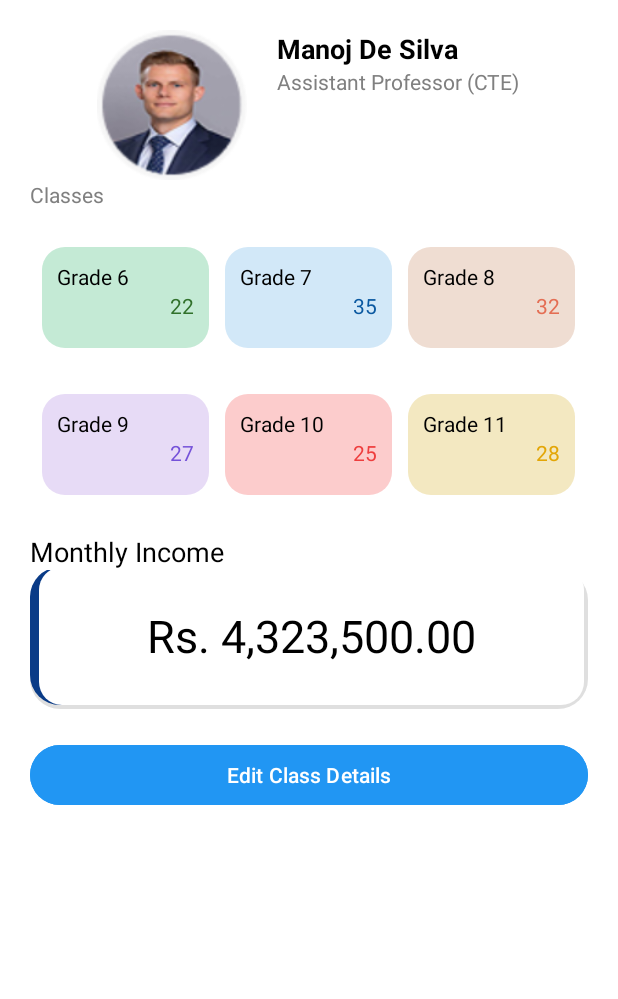
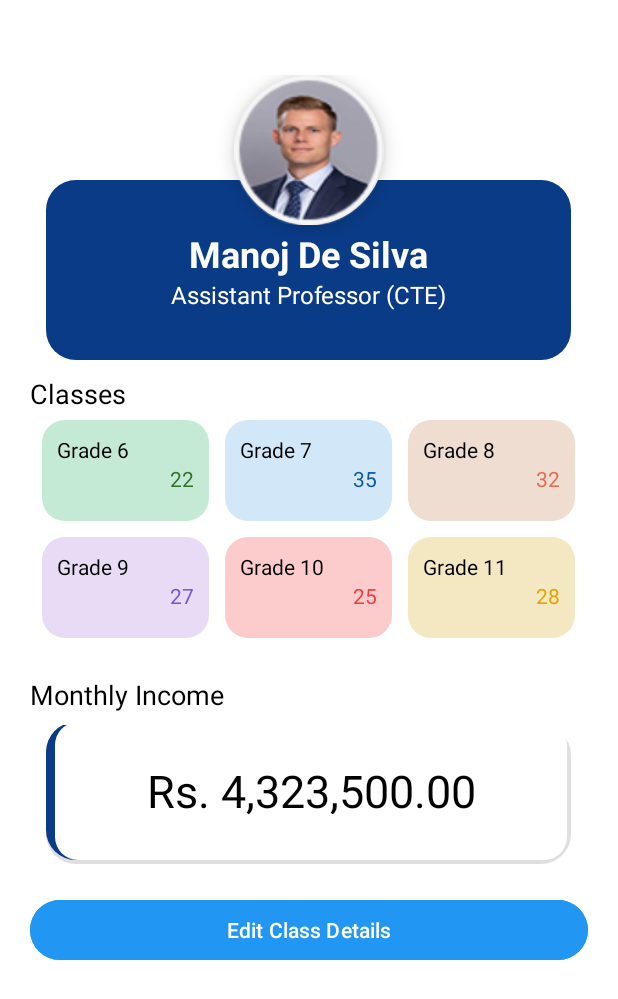
Before and after one commit to MeghanaNuwanthi/Tuition-Class-Management-System, an Android app: the DashboardActivity screen opened directly, with no data from a screen before it, on a phone screen of 412 x 824 dp. Shown: the top 999 px of the screen. Run offline under Robolectric (Android 15) with nearby library versions, the phone set to English and light mode, and no system bars.

Commit message:
edited_dashboard

```diff
--- /dev/null
+++ b/app/src/main/res/drawable/circle_bg.xml
@@ -0,0 +1,4 @@
+<shape xmlns:android="http://schemas.android.com/apk/res/android" android:shape="oval">
+    <solid android:color="@android:color/white"/>
+    <stroke android:width="2dp" android:color="#DADADA"/>
+</shape>
--- /dev/null
+++ b/app/src/main/res/drawable/rounded_bg.xml
@@ -0,0 +1,6 @@
+<shape xmlns:android="http://schemas.android.com/apk/res/android" android:shape="rectangle">
+    <solid android:color="#0A3B87"/>
+    <corners android:radius="20dp"/>
+    <padding android:left="10dp" android:top="10dp" android:right="10dp" android:bottom="10dp"/>
+    <shadow android:radius="10dp" android:dx="0dp" android:dy="5dp" android:color="#40000000"/>
+</shape>
--- a/app/src/main/res/layout/activity_dashboard.xml
+++ b/app/src/main/res/layout/activity_dashboard.xml
@@ -1,152 +1,170 @@
 <?xml version="1.0" encoding="utf-8"?>
 <LinearLayout xmlns:android="http://schemas.android.com/apk/res/android"
     xmlns:tools="http://schemas.android.com/tools"
+    android:layout_height="match_parent"
     android:layout_width="match_parent"
-    android:layout_height="match_parent"
+    android:background="@color/dashboard_background"
     android:orientation="vertical"
     android:padding="20dp"
-    android:background="@color/dashboard_background"
-    tools:context=".DashboardActivity">
+    tools:context=".DashboardActivity" >
 
-    <LinearLayout
+    <RelativeLayout
+        xmlns:android="http://schemas.android.com/apk/res/android"
         android:layout_width="match_parent"
         android:layout_height="wrap_content"
-        android:orientation="horizontal"
-        android:gravity="center_horizontal"
-        android:backgroundTint="@color/background_tint">
+        android:layout_marginTop="30dp"
+        android:gravity="center">
 
+        <!-- Profile Image (Overlapping) -->
         <ImageView
             android:id="@+id/profileImageView"
             android:layout_width="100dp"
             android:layout_height="100dp"
             android:src="@drawable/profile"
-            android:layout_marginEnd="20dp" />
+            android:scaleType="centerCrop"
+            android:background="@drawable/circle_bg"
+            android:elevation="8dp"
+            android:layout_centerHorizontal="true" /> <!-- Moves the image down to overlap -->
 
+        <!-- Background Container -->
         <LinearLayout
-            android:layout_width="wrap_content"
-            android:layout_height="wrap_content"
-            android:orientation="vertical">
+            android:id="@+id/container"
+            android:layout_width="350dp"
+            android:layout_height="120dp"
+            android:orientation="vertical"
+            android:background="@drawable/rounded_bg"
+            android:gravity="center"
+            android:layout_below="@id/profileImageView"
+            android:layout_centerHorizontal="true"
+            android:translationY="-30dp">
 
             <TextView
                 android:id="@+id/nameTextView"
-                android:layout_width="wrap_content"
+                android:layout_width="match_parent"
                 android:layout_height="wrap_content"
                 android:text="Manoj De Silva"
-                android:textColor="@color/black"
-                android:textSize="18sp"
-                android:textStyle="bold" />
+                android:textColor="@color/white"
+                android:gravity="center"
+                android:textSize="24sp"
+                android:textStyle="bold"/>
 
             <TextView
                 android:id="@+id/roleTextView"
-                android:layout_width="wrap_content"
+                android:layout_width="match_parent"
                 android:layout_height="wrap_content"
-                android:text="Assistant Professor (CTE)"
-                android:textColor="@color/gray"
-                android:textSize="14sp" />
+                android:text="Assistant Professor (CSE)"
+                android:gravity="center"
+                android:textColor="@color/white"
+                android:textSize="16sp"/>
 
         </LinearLayout>
 
-    </LinearLayout>
+    </RelativeLayout>
+
+
     <TextView
         android:id="@+id/TextView"
         android:layout_width="match_parent"
         android:layout_height="wrap_content"
         android:text="Classes"
-        android:textColor="@color/gray"
-        android:textSize="14sp" />
+        android:textColor="@color/black"
+        android:layout_marginTop="-20dp"
+        android:textSize="18dp" />
 
 
     <LinearLayout
         android:layout_width="match_parent"
         android:layout_height="wrap_content"
-        android:orientation="horizontal"
-        android:layout_marginTop="20dp"
-        android:gravity="center_horizontal">
+        android:gravity="center_horizontal"
+        android:orientation="horizontal">
 
         <LinearLayout
+            android:id="@+id/g6container"
             android:layout_width="111dp"
             android:layout_height="67dp"
+            android:layout_margin="5dp"
             android:background="@drawable/button_square"
-            android:backgroundTint="@color/grade6_color"
-            android:id="@+id/g6container"
-            android:layout_margin="5dp">
+            android:backgroundTint="@color/grade6_color">
 
             <LinearLayout
                 android:layout_width="match_parent"
                 android:layout_height="match_parent"
-                android:orientation="vertical"
-                android:layout_margin="10dp">
+                android:layout_margin="10dp"
+                android:orientation="vertical">
+
                 <TextView
                     android:layout_width="wrap_content"
                     android:layout_height="wrap_content"
                     android:text="Grade 6"
-                    android:textColor="@color/black"/>
+                    android:textColor="@color/black" />
+
+                <TextView
+                    android:id="@+id/g6count"
+                    android:layout_width="wrap_content"
+                    android:layout_height="wrap_content"
+                    android:layout_gravity="end"
+                    android:text="22"
+                    android:textColor="#31712B" />
+            </LinearLayout>
+        </LinearLayout>
+
+        <LinearLayout
+            android:id="@+id/g7container"
+            android:layout_width="111dp"
+            android:layout_height="67dp"
+            android:layout_margin="5dp"
+            android:background="@drawable/button_square"
+            android:backgroundTint="@color/grade7_color">
+
+            <LinearLayout
+                android:layout_width="match_parent"
+                android:layout_height="match_parent"
+                android:layout_margin="10dp"
+                android:orientation="vertical">
 
                 <TextView
                     android:layout_width="wrap_content"
                     android:layout_height="wrap_content"
+                    android:text="Grade 7"
+                    android:textColor="@color/black" />
+
+                <TextView
+                    android:id="@+id/g7count"
+                    android:layout_width="wrap_content"
+                    android:layout_height="wrap_content"
                     android:layout_gravity="end"
-                    android:text="22"
-                    android:id="@+id/g6count"
-                    android:textColor="#31712B"/>
+                    android:text="35"
+                    android:textColor="#0B59A1" />
             </LinearLayout>
         </LinearLayout>
 
         <LinearLayout
+            android:id="@+id/g8container"
             android:layout_width="111dp"
             android:layout_height="67dp"
+            android:layout_margin="5dp"
             android:background="@drawable/button_square"
-            android:backgroundTint="@color/grade7_color"
-            android:id="@+id/g7container"
-            android:layout_margin="5dp">
+            android:backgroundTint="@color/grade8_color">
 
             <LinearLayout
                 android:layout_width="match_parent"
                 android:layout_height="match_parent"
-                android:orientation="vertical"
-                android:layout_margin="10dp">
-                <TextView
-                    android:layout_width="wrap_content"
-                    android:layout_height="wrap_content"
-                    android:text="Grade 7"
-                    android:textColor="@color/black"/>
+                android:layout_margin="10dp"
+                android:orientation="vertical">
 
                 <TextView
                     android:layout_width="wrap_content"
                     android:layout_height="wrap_content"
-                    android:layout_gravity="end"
-                    android:text="35"
-                    android:id="@+id/g7count"
-                    android:textColor="#0B59A1"/>
-            </LinearLayout>
-        </LinearLayout>
-
-        <LinearLayout
-            android:layout_width="111dp"
-            android:layout_height="67dp"
-            android:backgroundTint="@color/grade8_color"
-            android:background="@drawable/button_square"
-            android:id="@+id/g8container"
-            android:layout_margin="5dp">
-
-            <LinearLayout
-                android:layout_width="match_parent"
-                android:layout_height="match_parent"
-                android:orientation="vertical"
-                android:layout_margin="10dp">
-                <TextView
-                    android:layout_width="wrap_content"
-                    android:layout_height="wrap_content"
                     android:text="Grade 8"
-                    android:textColor="@color/black"/>
+                    android:textColor="@color/black" />
 
                 <TextView
+                    android:id="@+id/g8count"
                     android:layout_width="wrap_content"
                     android:layout_height="wrap_content"
                     android:layout_gravity="end"
                     android:text="32"
-                    android:id="@+id/g8count"
-                    android:textColor="#E46E54"/>
+                    android:textColor="#E46E54" />
             </LinearLayout>
         </LinearLayout>
 
@@ -155,94 +173,96 @@
     <LinearLayout
         android:layout_width="match_parent"
         android:layout_height="wrap_content"
-        android:orientation="horizontal"
-        android:layout_marginTop="20dp"
-        android:gravity="center_horizontal">
+        android:gravity="center_horizontal"
+        android:orientation="horizontal">
 
         <LinearLayout
+            android:id="@+id/g9container"
             android:layout_width="111dp"
             android:layout_height="67dp"
-            android:backgroundTint="@color/grade9_color"
+            android:layout_margin="5dp"
             android:background="@drawable/button_square"
-            android:id="@+id/g9container"
-            android:layout_margin="5dp">
+            android:backgroundTint="@color/grade9_color">
 
             <LinearLayout
                 android:layout_width="match_parent"
                 android:layout_height="match_parent"
-                android:orientation="vertical"
-                android:layout_margin="10dp">
+                android:layout_margin="10dp"
+                android:orientation="vertical">
+
                 <TextView
                     android:layout_width="wrap_content"
                     android:layout_height="wrap_content"
                     android:text="Grade 9"
-                    android:textColor="@color/black"/>
+                    android:textColor="@color/black" />
+
+                <TextView
+                    android:id="@+id/g9count"
+                    android:layout_width="wrap_content"
+                    android:layout_height="wrap_content"
+                    android:layout_gravity="end"
+                    android:text="27"
+                    android:textColor="#7552D9" />
+            </LinearLayout>
+        </LinearLayout>
+
+        <LinearLayout
+            android:id="@+id/g10container"
+            android:layout_width="111dp"
+            android:layout_height="67dp"
+            android:layout_margin="5dp"
+            android:background="@drawable/button_square"
+            android:backgroundTint="@color/grade10_color">
+
+            <LinearLayout
+                android:layout_width="match_parent"
+                android:layout_height="match_parent"
+                android:layout_margin="10dp"
+                android:orientation="vertical">
 
                 <TextView
                     android:layout_width="wrap_content"
                     android:layout_height="wrap_content"
+                    android:text="Grade 10"
+                    android:textColor="@color/black" />
+
+                <TextView
+                    android:id="@+id/g10count"
+                    android:layout_width="wrap_content"
+                    android:layout_height="wrap_content"
                     android:layout_gravity="end"
-                    android:text="27"
-                    android:id="@+id/g9count"
-                    android:textColor="#7552D9"/>
+                    android:text="25"
+                    android:textColor="#EE3E3E" />
             </LinearLayout>
         </LinearLayout>
 
         <LinearLayout
+            android:id="@+id/g11container"
             android:layout_width="111dp"
             android:layout_height="67dp"
+            android:layout_margin="5dp"
             android:background="@drawable/button_square"
-            android:backgroundTint="@color/grade10_color"
-            android:id="@+id/g10container"
-            android:layout_margin="5dp">
+            android:backgroundTint="@color/grade11_color">
 
             <LinearLayout
                 android:layout_width="match_parent"
                 android:layout_height="match_parent"
-                android:orientation="vertical"
-                android:layout_margin="10dp">
-                <TextView
-                    android:layout_width="wrap_content"
-                    android:layout_height="wrap_content"
-                    android:text="Grade 10"
-                    android:textColor="@color/black"/>
+                android:layout_margin="10dp"
+                android:orientation="vertical">
 
                 <TextView
                     android:layout_width="wrap_content"
                     android:layout_height="wrap_content"
-                    android:text="25"
-                    android:id="@+id/g10count"
-                    android:layout_gravity="end"
-                    android:textColor="#EE3E3E"/>
-            </LinearLayout>
-        </LinearLayout>
+                    android:text="Grade 11"
+                    android:textColor="@color/black" />
 
-        <LinearLayout
-            android:layout_width="111dp"
-            android:layout_height="67dp"
-            android:backgroundTint="@color/grade11_color"
-            android:background="@drawable/button_square"
-            android:id="@+id/g11container"
-            android:layout_margin="5dp">
-
-            <LinearLayout
-                android:layout_width="match_parent"
-                android:layout_height="match_parent"
-                android:orientation="vertical"
-                android:layout_margin="10dp">
                 <TextView
+                    android:id="@+id/g11count"
                     android:layout_width="wrap_content"
                     android:layout_height="wrap_content"
-                    android:text="Grade 11"
-                    android:textColor="@color/black"/>
-
-                <TextView
-                    android:layout_width="wrap_content"
-                    android:layout_height="wrap_content"
+                    android:layout_gravity="end"
                     android:text="28"
-                    android:id="@+id/g11count"
-                    android:layout_gravity="end"
-                    android:textColor="#E3A607"/>
+                    android:textColor="#E3A607" />
             </LinearLayout>
         </LinearLayout>
 
@@ -251,36 +271,36 @@
     <LinearLayout
         android:layout_width="match_parent"
         android:layout_height="wrap_content"
-        android:orientation="vertical"
-        android:layout_marginTop="20dp">
+        android:layout_marginTop="20dp"
+        android:orientation="vertical">
 
         <TextView
             android:layout_width="wrap_content"
             android:layout_height="wrap_content"
+            android:layout_weight="1"
             android:text="Monthly Income"
+            android:layout_marginBottom="8dp"
             android:textColor="@color/black"
-            android:textSize="18sp"
-            android:layout_weight="1" />
+            android:textSize="18sp" />
 
         <LinearLayout
-            android:layout_width="match_parent"
+            android:layout_width="350dp"
             android:layout_height="match_parent"
-            android:background="@drawable/dispaly_container"
-            >
+            android:layout_gravity="center"
+            android:background="@drawable/dispaly_container">
 
             <TextView
                 android:id="@+id/incomeTextView"
                 android:layout_width="match_parent"
                 android:layout_height="92dp"
+                android:layout_marginLeft="6dp"
+                android:background="@drawable/button_square"
+                android:backgroundTint="@color/white"
+                android:gravity="center"
                 android:text="Rs. 4,323,500.00"
-                android:background="@drawable/button_square"
-                android:gravity="center"
-                android:layout_marginLeft="6dp"
-                android:backgroundTint="@color/white"
                 android:textColor="@color/black"
                 android:textSize="30sp" />
         </LinearLayout>
-
 
 
     </LinearLayout>
@@ -290,7 +310,7 @@
         android:layout_width="match_parent"
         android:layout_height="wrap_content"
         android:layout_marginTop="20dp"
-        android:text="Edit Class Details"
-        android:backgroundTint="@color/blue" />
+        android:backgroundTint="@color/blue"
+        android:text="Edit Class Details" />
 
 </LinearLayout>
```
